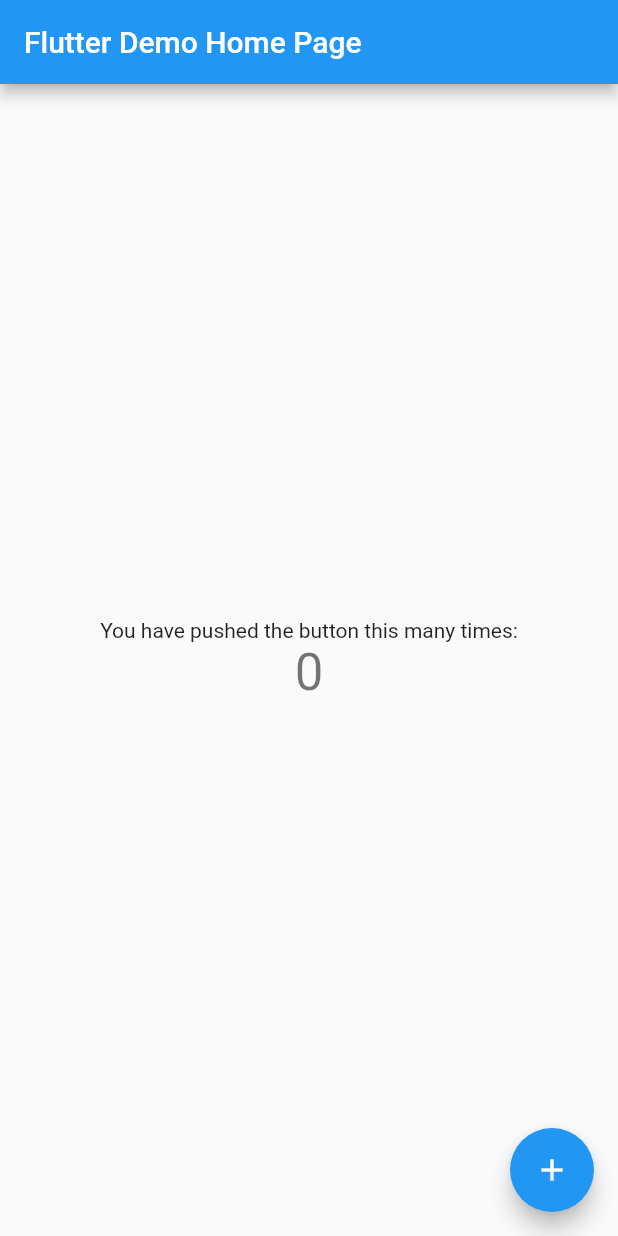
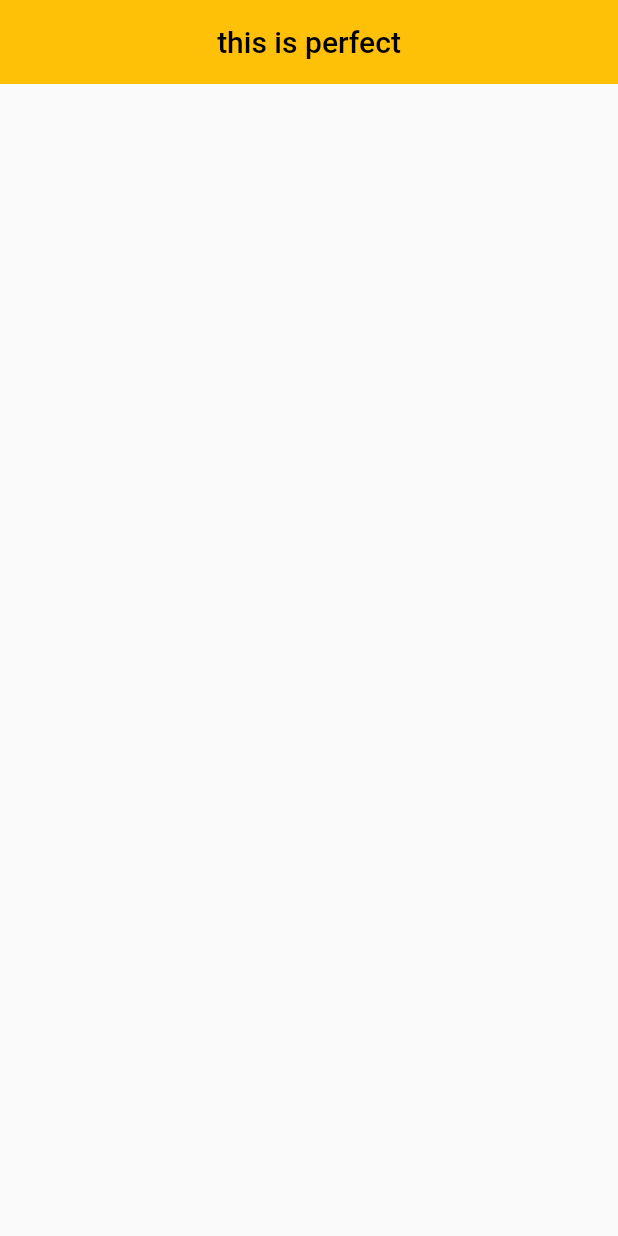
Before and after one commit to theEmris/the_best, a Flutter app: the screen it shows after launch, on a phone screen of 412 x 824 dp. Run offline on Flutter 3.47's test engine with Material 2 defaults, Android fonts, the phone set to English and light mode, and no system bars.

Commit message:
all the necessary folders are added

```diff
--- a/lib/main.dart
+++ b/lib/main.dart
@@ -1,4 +1,5 @@
 import 'package:flutter/material.dart';
+import 'package:the_best_architecture/screens/home/home_page.dart';
 
 void main() {
   runApp(const MyApp());
@@ -10,96 +11,12 @@
   @override
   Widget build(BuildContext context) {
     return MaterialApp(
-      title: 'Flutter Demo',
+      title: 'perfect architecture',
+      debugShowCheckedModeBanner: false,
       theme: ThemeData(
         primarySwatch: Colors.blue,
       ),
-      home: const MyHomePage(title: 'Flutter Demo Home Page'),
+      home: Homepage()
     );
   }
 }
-
-class MyHomePage extends StatefulWidget {
-  const MyHomePage({Key? key, required this.title}) : super(key: key);
-
-  // This widget is the home page of your application. It is stateful, meaning
-  // that it has a State object (defined below) that contains fields that affect
-  // how it looks.
-
-  // This class is the configuration for the state. It holds the values (in this
-  // case the title) provided by the parent (in this case the App widget) and
-  // used by the build method of the State. Fields in a Widget subclass are
-  // always marked "final".
-
-  final String title;
-
-  @override
-  State<MyHomePage> createState() => _MyHomePageState();
-}
-
-class _MyHomePageState extends State<MyHomePage> {
-  int _counter = 0;
-
-  void _incrementCounter() {
-    setState(() {
-      // This call to setState tells the Flutter framework that something has
-      // changed in this State, which causes it to rerun the build method below
-      // so that the display can reflect the updated values. If we changed
-      // _counter without calling setState(), then the build method would not be
-      // called again, and so nothing would appear to happen.
-      _counter++;
-    });
-  }
-
-  @override
-  Widget build(BuildContext context) {
-    // This method is rerun every time setState is called, for instance as done
-    // by the _incrementCounter method above.
-    //
-    // The Flutter framework has been optimized to make rerunning build methods
-    // fast, so that you can just rebuild anything that needs updating rather
-    // than having to individually change instances of widgets.
-    return Scaffold(
-      appBar: AppBar(
-        // Here we take the value from the MyHomePage object that was created by
-        // the App.build method, and use it to set our appbar title.
-        title: Text(widget.title),
-      ),
-      body: Center(
-        // Center is a layout widget. It takes a single child and positions it
-        // in the middle of the parent.
-        child: Column(
-          // Column is also a layout widget. It takes a list of children and
-          // arranges them vertically. By default, it sizes itself to fit its
-          // children horizontally, and tries to be as tall as its parent.
-          //
-          // Invoke "debug painting" (press "p" in the console, choose the
-          // "Toggle Debug Paint" action from the Flutter Inspector in Android
-          // Studio, or the "Toggle Debug Paint" command in Visual Studio Code)
-          // to see the wireframe for each widget.
-          //
-          // Column has various properties to control how it sizes itself and
-          // how it positions its children. Here we use mainAxisAlignment to
-          // center the children vertically; the main axis here is the vertical
-          // axis because Columns are vertical (the cross axis would be
-          // horizontal).
-          mainAxisAlignment: MainAxisAlignment.center,
-          children: <Widget>[
-            const Text(
-              'You have pushed the button this many times:',
-            ),
-            Text(
-              '$_counter',
-              style: Theme.of(context).textTheme.headline4,
-            ),
-          ],
-        ),
-      ),
-      floatingActionButton: FloatingActionButton(
-        onPressed: _incrementCounter,
-        tooltip: 'Increment',
-        child: const Icon(Icons.add),
-      ), // This trailing comma makes auto-formatting nicer for build methods.
-    );
-  }
-}
--- /dev/null
+++ b/lib/screens/home/home_page.dart
@@ -0,0 +1,24 @@
+import 'package:flutter/material.dart';
+
+class Homepage extends StatelessWidget {
+  const Homepage({Key? key}) : super(key: key);
+
+  @override
+  Widget build(BuildContext context) {
+    return Scaffold(
+
+      appBar: AppBar(
+        elevation: 0,
+        backgroundColor: Colors.amber,
+        title:const Text("this is perfect", style: TextStyle(color: Colors.black),),
+        centerTitle: true,
+
+        ),
+
+    );
+  }
+
+
+
+
+}
```
Also changed, not shown: pubspec.yaml (+7 -3 lines).
